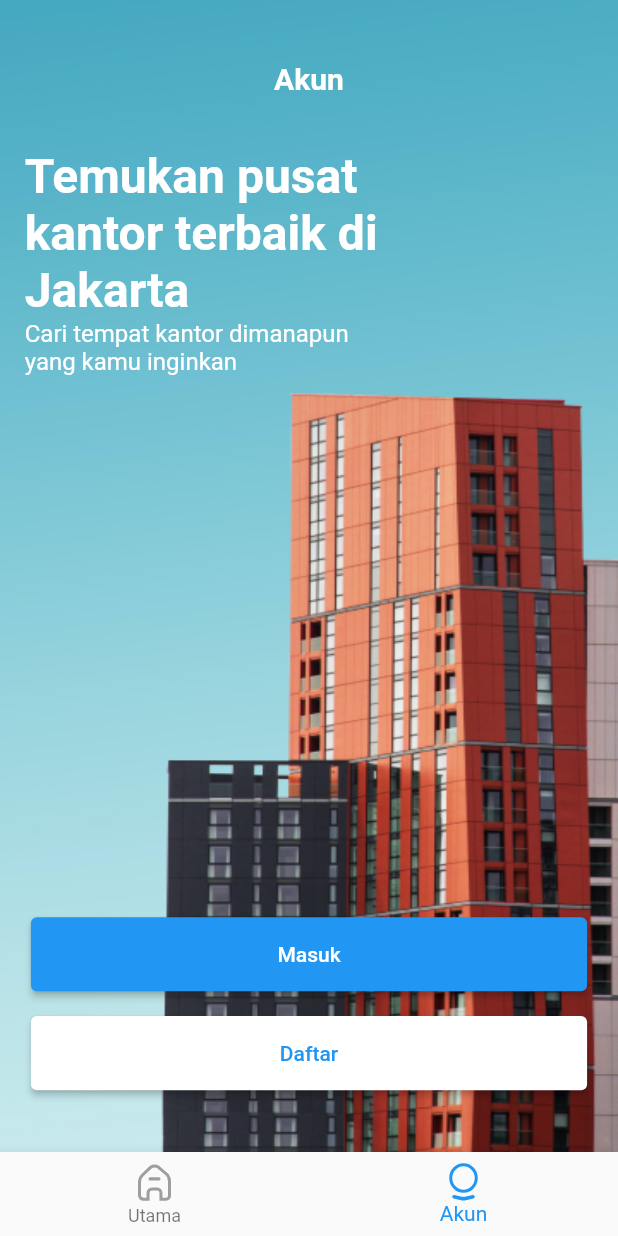
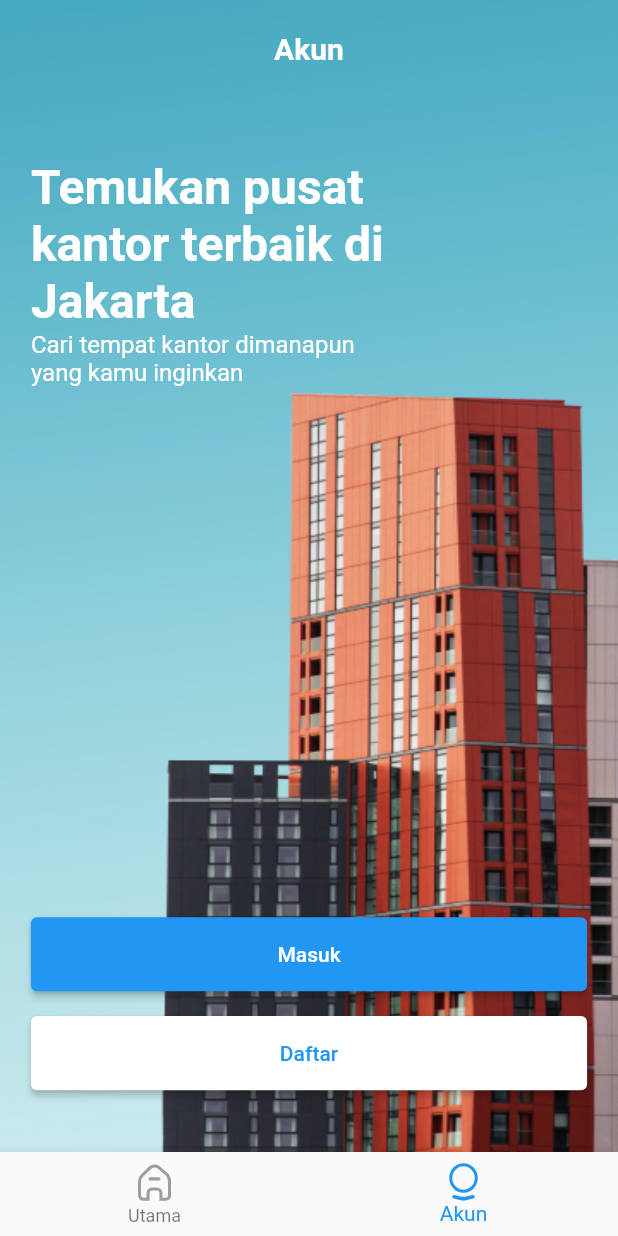
Before and after one commit to Kelompok-19-kelas-B-Altera/flutter_office_booking, a Flutter app: the screen it shows after launch, item 2 of the bottom bar chosen, on a phone screen of 412 x 824 dp. Run offline on Flutter 3.47's test engine with Material 2 defaults, Android fonts, the phone set to English and light mode, and no system bars; our stand-ins replace carousel_slider, dio, flutter_svg; accounts and stored records are empty; network calls fail.

Commit message:
Change appbar

```diff
--- a/lib/views/screens/account_screen.dart
+++ b/lib/views/screens/account_screen.dart
@@ -266,7 +266,30 @@ class NotLoggedIn extends StatelessWidget {
 
   @override
   Widget build(BuildContext context) {
-    return Container(
+    return Scaffold(
+      extendBodyBehindAppBar: true,
+      appBar: const PreferredSize(
+        preferredSize: Size.fromHeight(65),
+        child: Material(
+          color: Colors.transparent,
+          borderRadius: BorderRadius.vertical(
+            bottom: Radius.circular(20),
+          ),
+          child: SafeArea(
+              child: Center(
+            child: Text(
+              'Akun',
+              textAlign: TextAlign.center,
+              style: TextStyle(
+                color: Colors.white,
+                fontSize: 20,
+                fontWeight: FontWeight.w600,
+              ),
+            ),
+          )),
+        ),
+      ),
+      body: Container(
         width: double.infinity,
         decoration: const BoxDecoration(
           image: DecorationImage(
@@ -328,18 +351,7 @@ class NotLoggedIn extends StatelessWidget {
               ),
               Positioned(
                 top: queryMedia.size.height * 0.05,
-              child: const Text(
-                'Akun',
-                style: TextStyle(
-                  fontSize: 20,
-                  color: Colors.white,
-                  fontWeight: FontWeight.w600,
-                ),
-              ),
-            ),
-            Positioned(
-              top: queryMedia.size.height * 0.12,
-              left: queryMedia.size.width * 0.04,
+                left: queryMedia.size.width * 0.05,
                 child: Column(
                   crossAxisAlignment: CrossAxisAlignment.start,
                   children: const [
@@ -370,6 +382,7 @@ class NotLoggedIn extends StatelessWidget {
             ],
           ),
         ),
+      ),
     );
   }
 }
```
Lines whose indentation alone changed are shown as unchanged.
